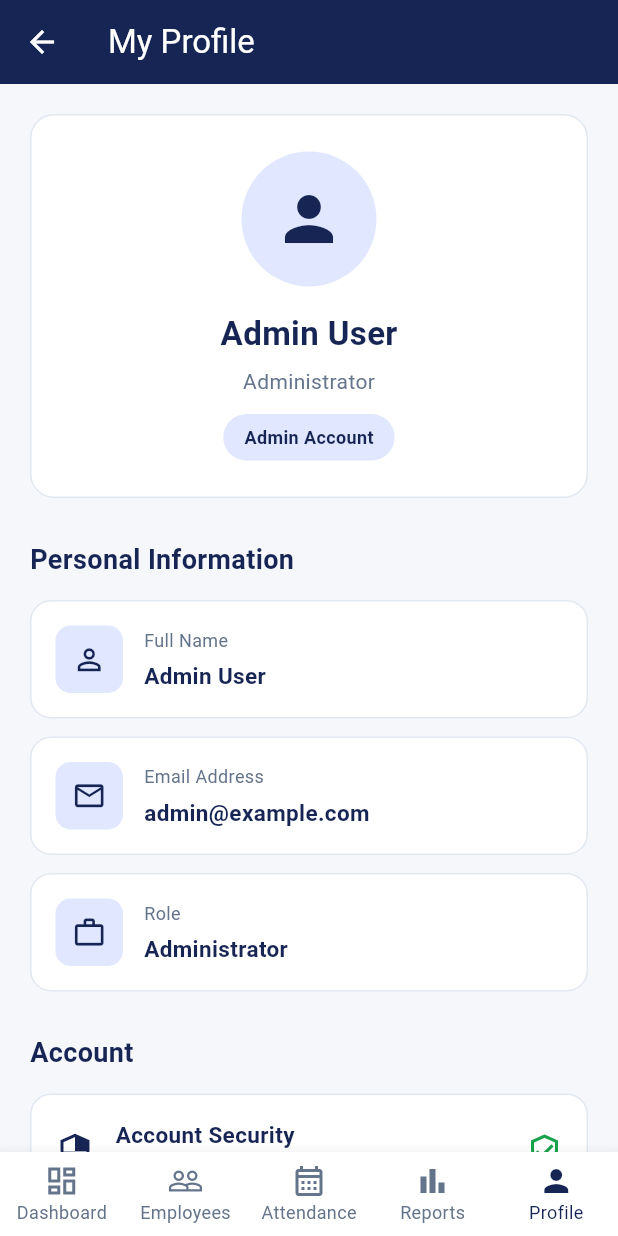
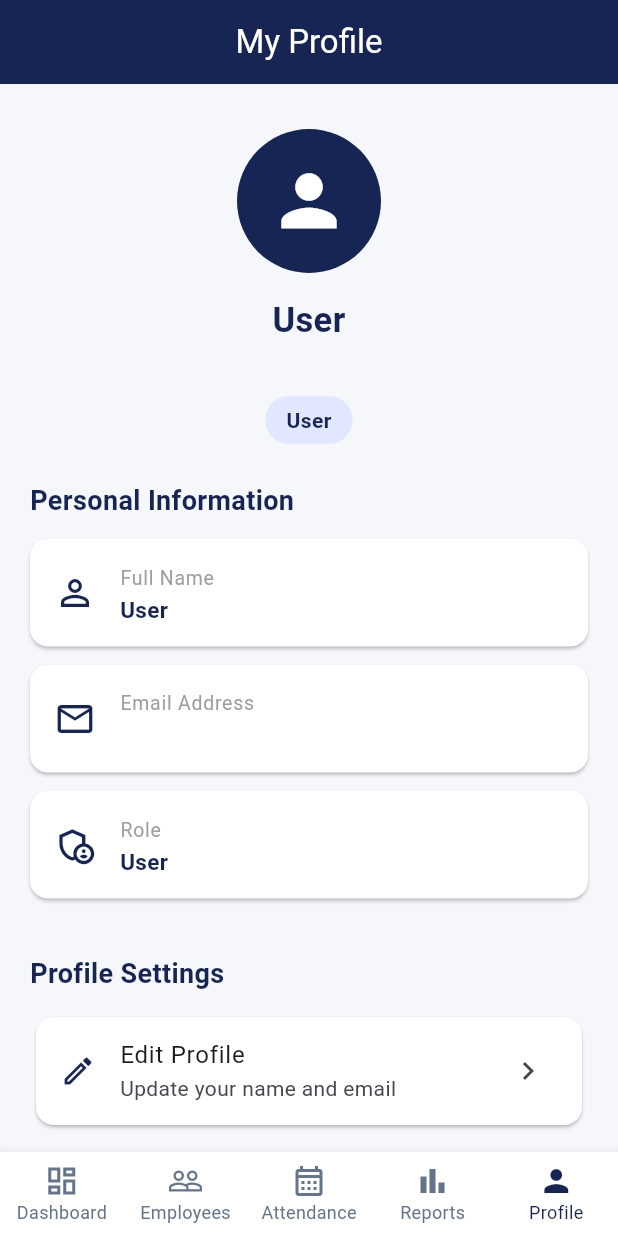
Before and after one commit to DhanshreePabal11/employee-management-system, a Flutter app: the ProfileScreen screen opened directly, on a phone screen of 412 x 824 dp. Run offline on Flutter 3.47's test engine with Material 3 defaults, Android fonts, the phone set to English and light mode, and no system bars; our stand-ins replace shared_preferences; accounts and stored records are empty.

Commit message:
changes made in application

```diff
--- /dev/null
+++ b/lib/model/user_session.dart
@@ -0,0 +1,22 @@
+
+class UserSession {
+  static String email = '';
+
+  static String get name {
+    if (email.isEmpty) {
+      return 'User';
+    }
+
+    String username = email.split('@').first;
+    username = username.replaceAll(RegExp(r'[._-]+'), ' ');
+
+    return username
+        .split(' ')
+        .where((word) => word.isNotEmpty)
+        .map(
+          (word) =>
+              word[0].toUpperCase() + word.substring(1).toLowerCase(),
+        )
+        .join(' ');
+  }
+}
--- a/lib/view/login_screen.dart
+++ b/lib/view/login_screen.dart
@@ -5,6 +5,7 @@ import '../constants/app_colors.dart';
 import '../constants/app_strings.dart';
 import '../custom_widgets/custom_button.dart';
 import '../custom_widgets/custom_text_field.dart';
+import '../model/user_session.dart';
 import 'dashboard_screen.dart';
 
 class LoginScreen extends StatefulWidget {
@@ -31,6 +32,9 @@ class _LoginScreenState extends State<LoginScreen> {
 
   void login() {
     if (formKey.currentState!.validate()) {
+      // Save the entered email for the Profile screen.
+      UserSession.email = emailController.text.trim();
+
       Navigator.pushReplacement(
         context,
         MaterialPageRoute(
@@ -44,15 +48,12 @@ class _LoginScreenState extends State<LoginScreen> {
   Widget build(BuildContext context) {
     return Scaffold(
       backgroundColor: AppColors.backgroundColor,
-
       body: SafeArea(
         child: Center(
           child: SingleChildScrollView(
             padding: const EdgeInsets.all(24),
-
             child: Form(
               key: formKey,
-
               child: Column(
                 crossAxisAlignment: CrossAxisAlignment.start,
                 children: [
@@ -61,12 +62,10 @@ class _LoginScreenState extends State<LoginScreen> {
                     child: Container(
                       height: 76,
                       width: 76,
-
                       decoration: BoxDecoration(
                         color: AppColors.primaryColor,
                         borderRadius: BorderRadius.circular(22),
                       ),
-
                       child: const Icon(
                         Icons.groups_rounded,
                         size: 42,
@@ -180,7 +179,9 @@ class _LoginScreenState extends State<LoginScreen> {
                         size: 18,
                       ),
                       label: Text(
-                        isPasswordVisible ? 'Hide Password' : 'Show Password',
+                        isPasswordVisible
+                            ? 'Hide Password'
+                            : 'Show Password',
                       ),
                       style: TextButton.styleFrom(
                         foregroundColor: AppColors.primaryColor,
--- a/lib/view/profile_screen.dart
+++ b/lib/view/profile_screen.dart
@@ -3,251 +3,279 @@ import 'package:flutter/material.dart';
 
 import '../constants/app_colors.dart';
 import '../custom_widgets/bottom_nav_bar.dart';
+import '../model/user_session.dart';
 import '../repo/employee_repo.dart';
-
+import 'login_screen.dart';
 import 'dashboard_screen.dart';
 import 'employee_list_screen.dart';
 import 'attendence_screen.dart';
 import 'attendence_reports_screen.dart';
 
-class ProfileScreen extends StatelessWidget {
+class ProfileScreen extends StatefulWidget {
   const ProfileScreen({super.key});
 
-  void goToDashboard(BuildContext context) {
+  @override
+  State<ProfileScreen> createState() => _ProfileScreenState();
+}
+
+class _ProfileScreenState extends State<ProfileScreen> {
+  late String name;
+  late String email;
+  String role = 'User';
+
+  final EmployeeRepo employeeRepo = EmployeeRepo();
+
+  @override
+  void initState() {
+    super.initState();
+    name = UserSession.name;
+    email = UserSession.email;
+  }
+
+  void editProfile() {
+    showDialog<void>(
+      context: context,
+      builder: (dialogContext) {
+        return EditProfileDialog(
+          initialName: name,
+          initialEmail: email,
+          onSave: (newName, newEmail) {
+            setState(() {
+              name = newName;
+              email = newEmail;
+              UserSession.email = newEmail;
+            });
+
+            ScaffoldMessenger.of(context).showSnackBar(
+              const SnackBar(
+                content: Text('Profile updated successfully!'),
+              ),
+            );
+          },
+        );
+      },
+    );
+  }
+
+  void logout() {
+    showDialog<void>(
+      context: context,
+      builder: (dialogContext) {
+        return AlertDialog(
+          title: const Text('Logout'),
+          content: const Text('Are you sure you want to logout?'),
+          actions: [
+            TextButton(
+              onPressed: () => Navigator.pop(dialogContext),
+              child: const Text('Cancel'),
+            ),
+            ElevatedButton(
+              onPressed: () {
+                UserSession.email = '';
+                Navigator.pop(dialogContext);
+
+                Navigator.pushAndRemoveUntil(
+                  context,
+                  MaterialPageRoute(
+                    builder: (context) => const LoginScreen(),
+                  ),
+                  (route) => false,
+                );
+              },
+              style: ElevatedButton.styleFrom(
+                backgroundColor: AppColors.primaryColor,
+                foregroundColor: AppColors.whiteColor,
+              ),
+              child: const Text('Logout'),
+            ),
+          ],
+        );
+      },
+    );
+  }
+
+  void navigateToScreen(int index) {
+    if (index == 4) return;
+
+    Widget screen;
+
+    if (index == 0) {
+      screen = const DashboardScreen();
+    } else if (index == 1) {
+      screen = EmployeeListScreen(
+        employeeRepo: employeeRepo,
+      );
+    } else if (index == 2) {
+      screen = const AttendenceScreen();
+    } else {
+      screen = const AttendenceReportsScreen();
+    }
+
     Navigator.pushReplacement(
       context,
       MaterialPageRoute(
-        builder: (_) => const DashboardScreen(),
+        builder: (context) => screen,
       ),
     );
-  }
-
-  void handleNavigation(BuildContext context, int index) {
-    switch (index) {
-      case 0:
-        goToDashboard(context);
-        break;
-
-      case 1:
-        Navigator.pushReplacement(
-          context,
-          MaterialPageRoute(
-            builder: (_) => EmployeeListScreen(
-              employeeRepo: EmployeeRepo(),
-            ),
-          ),
-        );
-        break;
-
-      case 2:
-        Navigator.pushReplacement(
-          context,
-          MaterialPageRoute(
-            builder: (_) => const AttendenceScreen(),
-          ),
-        );
-        break;
-
-      case 3:
-        Navigator.pushReplacement(
-          context,
-          MaterialPageRoute(
-            builder: (_) => const AttendenceReportsScreen(),
-          ),
-        );
-        break;
-
-      case 4:
-        // Already on Profile.
-        break;
-    }
   }
 
   @override
   Widget build(BuildContext context) {
     return Scaffold(
-      backgroundColor: AppColors.backgroundColor,
+      backgroundColor: const Color(0xFFF5F7FB),
       appBar: AppBar(
-        leading: IconButton(
-          icon: const Icon(Icons.arrow_back),
-          tooltip: 'Back to Dashboard',
-          onPressed: () => goToDashboard(context),
-        ),
         title: const Text('My Profile'),
         backgroundColor: AppColors.primaryColor,
         foregroundColor: AppColors.whiteColor,
-        elevation: 0,
+        centerTitle: true,
       ),
       body: SingleChildScrollView(
         padding: const EdgeInsets.all(20),
         child: Column(
-          crossAxisAlignment: CrossAxisAlignment.start,
           children: [
-            // Profile header.
-            Container(
-              width: double.infinity,
-              padding: const EdgeInsets.all(24),
-              decoration: BoxDecoration(
-                color: AppColors.whiteColor,
-                borderRadius: BorderRadius.circular(16),
-                border: Border.all(
-                  color: AppColors.borderColor,
+            const SizedBox(height: 10),
+
+            CircleAvatar(
+              radius: 48,
+              backgroundColor: AppColors.primaryColor,
+              child: const Icon(
+                Icons.person,
+                size: 55,
+                color: Colors.white,
               ),
             ),
-              child: Column(
-                children: [
-                  const CircleAvatar(
-                    radius: 45,
-                    backgroundColor: AppColors.lightBlueColor,
-                    child: Icon(
-                      Icons.person,
-                      size: 48,
-                      color: AppColors.primaryColor,
+
+            const SizedBox(height: 15),
+
+            Text(
+              name,
+              textAlign: TextAlign.center,
+              style: const TextStyle(
+                fontSize: 23,
+                fontWeight: FontWeight.bold,
+                color: Color(0xFF172554),
               ),
             ),
-                  const SizedBox(height: 16),
-                  const Text(
-                    'Admin User',
-                    style: TextStyle(
-                      fontSize: 22,
-                      fontWeight: FontWeight.bold,
-                      color: AppColors.primaryColor,
+
+            const SizedBox(height: 5),
+
+            Text(
+              email,
+              textAlign: TextAlign.center,
+              style: const TextStyle(
+                fontSize: 15,
+                color: Colors.grey,
               ),
             ),
-                  const SizedBox(height: 6),
-                  const Text(
-                    'Administrator',
-                    style: TextStyle(
-                      fontSize: 14,
-                      color: AppColors.greyColor,
-                    ),
-                  ),
-                  const SizedBox(height: 12),
+
+            const SizedBox(height: 8),
+
             Container(
               padding: const EdgeInsets.symmetric(
                 horizontal: 14,
-                      vertical: 7,
+                vertical: 6,
               ),
               decoration: BoxDecoration(
-                      color: AppColors.lightBlueColor,
+                color: const Color(0xFFE0E7FF),
                 borderRadius: BorderRadius.circular(20),
               ),
-                    child: const Text(
-                      'Admin Account',
-                      style: TextStyle(
-                        color: AppColors.primaryColor,
+              child: Text(
+                role,
+                style: const TextStyle(
+                  color: Color(0xFF172554),
                   fontWeight: FontWeight.w600,
-                        fontSize: 12,
                 ),
               ),
             ),
-                ],
-              ),
-            ),
 
-            const SizedBox(height: 28),
+            const SizedBox(height: 25),
 
-            const Text(
-              'Personal Information',
-              style: TextStyle(
-                fontSize: 18,
-                fontWeight: FontWeight.bold,
-                color: AppColors.primaryColor,
-              ),
-            ),
+            _buildSectionTitle('Personal Information'),
 
-            const SizedBox(height: 14),
+            const SizedBox(height: 12),
 
             _buildInfoCard(
               icon: Icons.person_outline,
               title: 'Full Name',
-              value: 'Admin User',
+              value: name,
             ),
-
-            const SizedBox(height: 12),
 
             _buildInfoCard(
               icon: Icons.email_outlined,
               title: 'Email Address',
-              value: 'admin@example.com',
+              value: email,
             ),
+
+            _buildInfoCard(
+              icon: Icons.admin_panel_settings_outlined,
+              title: 'Role',
+              value: role,
+            ),
+
+            const SizedBox(height: 25),
+
+            _buildSectionTitle('Profile Settings'),
 
             const SizedBox(height: 12),
 
-            _buildInfoCard(
-              icon: Icons.work_outline,
-              title: 'Role',
-              value: 'Administrator',
+            Card(
+              elevation: 1,
+              color: Colors.white,
+              shape: RoundedRectangleBorder(
+                borderRadius: BorderRadius.circular(12),
               ),
-
-            const SizedBox(height: 28),
-
-            const Text(
-              'Account',
-              style: TextStyle(
-                fontSize: 18,
-                fontWeight: FontWeight.bold,
-                color: AppColors.primaryColor,
+              child: ListTile(
+                leading: const Icon(
+                  Icons.edit_outlined,
+                  color: Color(0xFF172554),
+                ),
+                title: const Text('Edit Profile'),
+                subtitle: const Text('Update your name and email'),
+                trailing: const Icon(Icons.chevron_right),
+                onTap: editProfile,
               ),
             ),
 
-            const SizedBox(height: 14),
+            const SizedBox(height: 20),
 
-            Container(
-              padding: const EdgeInsets.all(16),
-              decoration: BoxDecoration(
-                color: AppColors.whiteColor,
-                borderRadius: BorderRadius.circular(14),
-                border: Border.all(
-                  color: AppColors.borderColor,
+            SizedBox(
+              width: double.infinity,
+              height: 48,
+              child: ElevatedButton.icon(
+                onPressed: logout,
+                icon: const Icon(Icons.logout),
+                label: const Text('Logout'),
+                style: ElevatedButton.styleFrom(
+                  backgroundColor: Colors.red,
+                  foregroundColor: Colors.white,
+                  shape: RoundedRectangleBorder(
+                    borderRadius: BorderRadius.circular(10),
                   ),
                 ),
-              child: const Row(
-                children: [
-                  Icon(
-                    Icons.security_outlined,
-                    color: AppColors.primaryColor,
-                    size: 26,
-                  ),
-                  SizedBox(width: 14),
-                  Expanded(
-                    child: Column(
-                      crossAxisAlignment: CrossAxisAlignment.start,
-                      children: [
-                        Text(
-                          'Account Security',
-                          style: TextStyle(
-                            fontSize: 15,
-                            fontWeight: FontWeight.w600,
-                            color: AppColors.primaryColor,
               ),
             ),
-                        SizedBox(height: 5),
-                        Text(
-                          'Your account settings and access.',
-                          style: TextStyle(
-                            fontSize: 12,
-                            color: AppColors.greyColor,
-                          ),
-                        ),
-                      ],
-                    ),
-                  ),
-                  Icon(
-                    Icons.verified_user_outlined,
-                    color: AppColors.greenColor,
-                  ),
-                ],
-              ),
-            ),
+
+            const SizedBox(height: 20),
           ],
         ),
       ),
       bottomNavigationBar: BottomNavBar(
         selectedIndex: 4,
-        onItemTapped: (index) {
-          handleNavigation(context, index);
-        },
+        onItemTapped: navigateToScreen,
+      ),
+    );
+  }
+
+  Widget _buildSectionTitle(String title) {
+    return Align(
+      alignment: Alignment.centerLeft,
+      child: Text(
+        title,
+        style: const TextStyle(
+          fontSize: 18,
+          fontWeight: FontWeight.bold,
+          color: Color(0xFF172554),
+        ),
       ),
     );
   }
@@ -257,55 +285,134 @@ class ProfileScreen extends StatelessWidget {
     required String title,
     required String value,
   }) {
-    return Container(
-      padding: const EdgeInsets.all(16),
-      decoration: BoxDecoration(
-        color: AppColors.whiteColor,
-        borderRadius: BorderRadius.circular(14),
-        border: Border.all(
-          color: AppColors.borderColor,
+    return Card(
+      elevation: 1,
+      color: Colors.white,
+      margin: const EdgeInsets.only(bottom: 12),
+      shape: RoundedRectangleBorder(
+        borderRadius: BorderRadius.circular(12),
+      ),
+      child: ListTile(
+        leading: Icon(
+          icon,
+          color: AppColors.primaryColor,
+          size: 28,
+        ),
+        title: Text(
+          title,
+          style: const TextStyle(
+            fontSize: 13,
+            color: Colors.grey,
           ),
         ),
-      child: Row(
-        children: [
-          Container(
-            padding: const EdgeInsets.all(11),
-            decoration: BoxDecoration(
-              color: AppColors.lightBlueColor,
-              borderRadius: BorderRadius.circular(10),
-            ),
-            child: Icon(
-              icon,
-              color: AppColors.primaryColor,
-              size: 23,
-            ),
-          ),
-          const SizedBox(width: 14),
-          Expanded(
-            child: Column(
-              crossAxisAlignment: CrossAxisAlignment.start,
-              children: [
-                Text(
-                  title,
-                  style: const TextStyle(
-                    fontSize: 12,
-                    color: AppColors.greyColor,
-                  ),
-                ),
-                const SizedBox(height: 5),
-                Text(
+        subtitle: Text(
           value,
           style: const TextStyle(
             fontSize: 15,
             fontWeight: FontWeight.w600,
-                    color: AppColors.primaryColor,
+            color: Color(0xFF172554),
+          ),
+        ),
+      ),
+    );
+  }
+}
+
+class EditProfileDialog extends StatefulWidget {
+  final String initialName;
+  final String initialEmail;
+  final void Function(String name, String email) onSave;
+
+  const EditProfileDialog({
+    super.key,
+    required this.initialName,
+    required this.initialEmail,
+    required this.onSave,
+  });
+
+  @override
+  State<EditProfileDialog> createState() => _EditProfileDialogState();
+}
+
+class _EditProfileDialogState extends State<EditProfileDialog> {
+  late TextEditingController nameController;
+  late TextEditingController emailController;
+
+  @override
+  void initState() {
+    super.initState();
+    nameController = TextEditingController(text: widget.initialName);
+    emailController = TextEditingController(text: widget.initialEmail);
+  }
+
+  @override
+  void dispose() {
+    nameController.dispose();
+    emailController.dispose();
+    super.dispose();
+  }
+
+  void saveProfile() {
+    final newName = nameController.text.trim();
+    final newEmail = emailController.text.trim();
+
+    if (newName.isEmpty ||
+        !RegExp(r'^[^@\s]+@[^@\s]+\.[^@\s]+$').hasMatch(newEmail)) {
+      ScaffoldMessenger.of(context).showSnackBar(
+        const SnackBar(
+          content: Text('Enter a valid name and email.'),
+        ),
+      );
+      return;
+    }
+
+    widget.onSave(newName, newEmail);
+    Navigator.pop(context);
+  }
+
+  @override
+  Widget build(BuildContext context) {
+    return AlertDialog(
+      title: const Text('Edit Profile'),
+      content: SingleChildScrollView(
+        child: Column(
+          mainAxisSize: MainAxisSize.min,
+          children: [
+            TextField(
+              controller: nameController,
+              decoration: const InputDecoration(
+                labelText: 'Full Name',
+                prefixIcon: Icon(Icons.person_outline),
+                border: OutlineInputBorder(),
+              ),
+            ),
+            const SizedBox(height: 16),
+            TextField(
+              controller: emailController,
+              keyboardType: TextInputType.emailAddress,
+              decoration: const InputDecoration(
+                labelText: 'Email Address',
+                prefixIcon: Icon(Icons.email_outlined),
+                border: OutlineInputBorder(),
               ),
             ),
           ],
         ),
       ),
+      actions: [
+        TextButton(
+          onPressed: () => Navigator.pop(context),
+          child: const Text('Cancel'),
+        ),
+        ElevatedButton(
+          onPressed: saveProfile,
+          style: ElevatedButton.styleFrom(
+            backgroundColor: AppColors.primaryColor,
+            foregroundColor: AppColors.whiteColor,
+          ),
+          child: const Text('Save'),
+        ),
       ],
-      ),
     );
   }
 }
```
Lines whose indentation alone changed are shown as unchanged.
